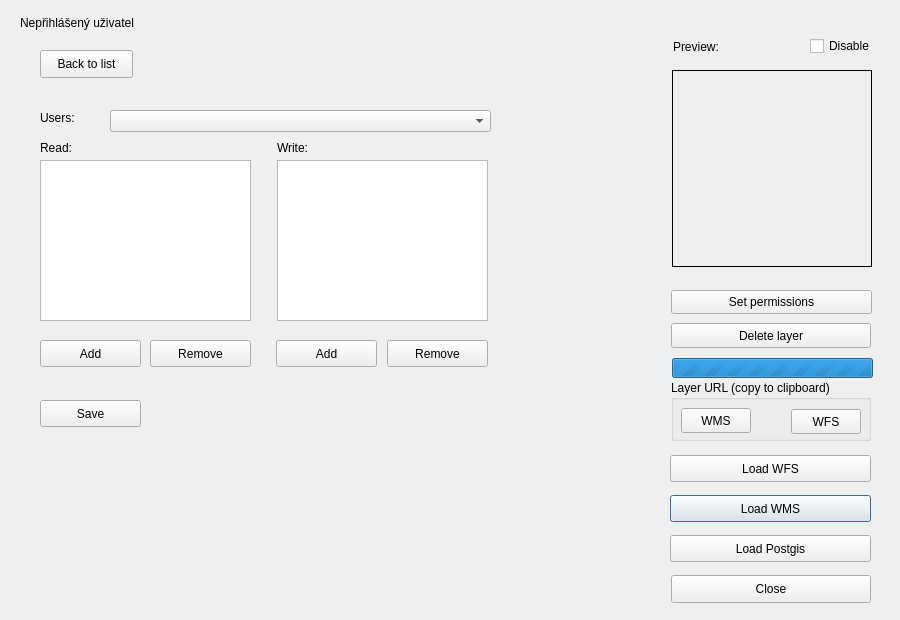
First picture: the form in dlg_addLayer.ui, repository LESPROJEKT/qgis-layman-plugin, before the edit.
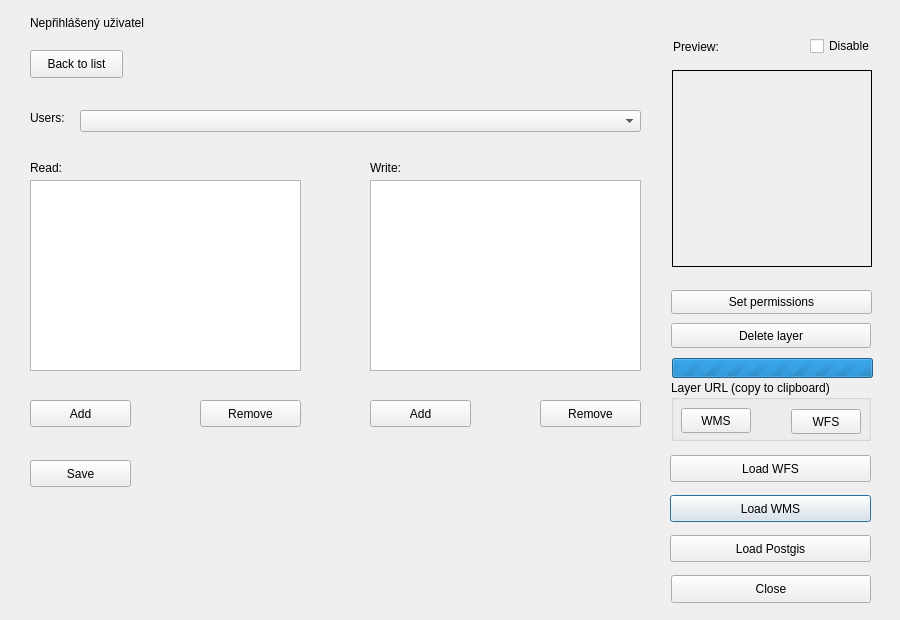
Second picture: the form after the edit. The open tabs and pages were chosen to show the change. Icons and pictures are not drawn. Custom widgets are drawn as their Qt base class.

What changed in the file:
```diff
--- a/dlg_addLayer.ui
+++ b/dlg_addLayer.ui
@@ -176,7 +176,7 @@
   <widget class="QLabel" name="label_noUser">
    <property name="geometry">
     <rect>
-     <x>20</x>
+     <x>30</x>
      <y>13</y>
      <width>131</width>
      <height>20</height>
@@ -267,8 +267,8 @@
     <widget class="QPushButton" name="pushButton_save">
      <property name="geometry">
       <rect>
-       <x>20</x>
-       <y>360</y>
+       <x>10</x>
+       <y>420</y>
        <width>101</width>
        <height>27</height>
       </rect>
@@ -280,8 +280,8 @@
     <widget class="QPushButton" name="pushButton_addWrite">
      <property name="geometry">
       <rect>
-       <x>256</x>
-       <y>300</y>
+       <x>350</x>
+       <y>360</y>
        <width>101</width>
        <height>27</height>
       </rect>
@@ -293,8 +293,8 @@
     <widget class="QLabel" name="label_3">
      <property name="geometry">
       <rect>
-       <x>257</x>
-       <y>100</y>
+       <x>350</x>
+       <y>120</y>
        <width>55</width>
        <height>16</height>
       </rect>
@@ -306,9 +306,9 @@
     <widget class="QComboBox" name="comboBox_users">
      <property name="geometry">
       <rect>
-       <x>90</x>
+       <x>60</x>
        <y>70</y>
-       <width>381</width>
+       <width>561</width>
        <height>22</height>
       </rect>
      </property>
@@ -316,8 +316,8 @@
     <widget class="QLabel" name="label_4">
      <property name="geometry">
       <rect>
-       <x>20</x>
-       <y>100</y>
+       <x>10</x>
+       <y>120</y>
        <width>55</width>
        <height>16</height>
       </rect>
@@ -329,18 +329,18 @@
     <widget class="QListWidget" name="listWidget_write">
      <property name="geometry">
       <rect>
-       <x>257</x>
-       <y>120</y>
-       <width>211</width>
-       <height>161</height>
+       <x>350</x>
+       <y>140</y>
+       <width>271</width>
+       <height>191</height>
       </rect>
      </property>
     </widget>
     <widget class="QPushButton" name="pushButton_removeWrite">
      <property name="geometry">
       <rect>
-       <x>367</x>
-       <y>300</y>
+       <x>520</x>
+       <y>360</y>
        <width>101</width>
        <height>27</height>
       </rect>
@@ -352,7 +352,7 @@
     <widget class="QLabel" name="label">
      <property name="geometry">
       <rect>
-       <x>20</x>
+       <x>10</x>
        <y>70</y>
        <width>55</width>
        <height>16</height>
@@ -365,8 +365,8 @@
     <widget class="QPushButton" name="pushButton_removeRead">
      <property name="geometry">
       <rect>
-       <x>130</x>
-       <y>300</y>
+       <x>180</x>
+       <y>360</y>
        <width>101</width>
        <height>27</height>
       </rect>
@@ -378,8 +378,8 @@
     <widget class="QPushButton" name="pushButton_addRead">
      <property name="geometry">
       <rect>
-       <x>20</x>
-       <y>300</y>
+       <x>10</x>
+       <y>360</y>
        <width>101</width>
        <height>27</height>
       </rect>
@@ -391,17 +391,17 @@
     <widget class="QListWidget" name="listWidget_read">
      <property name="geometry">
       <rect>
-       <x>20</x>
-       <y>120</y>
-       <width>211</width>
-       <height>161</height>
+       <x>10</x>
+       <y>140</y>
+       <width>271</width>
+       <height>191</height>
       </rect>
      </property>
     </widget>
     <widget class="QPushButton" name="pushButton_back">
      <property name="geometry">
       <rect>
-       <x>20</x>
+       <x>10</x>
        <y>10</y>
        <width>93</width>
        <height>28</height>
```
Left out of the diff: 58 changed lines with no effect on the pictures.
